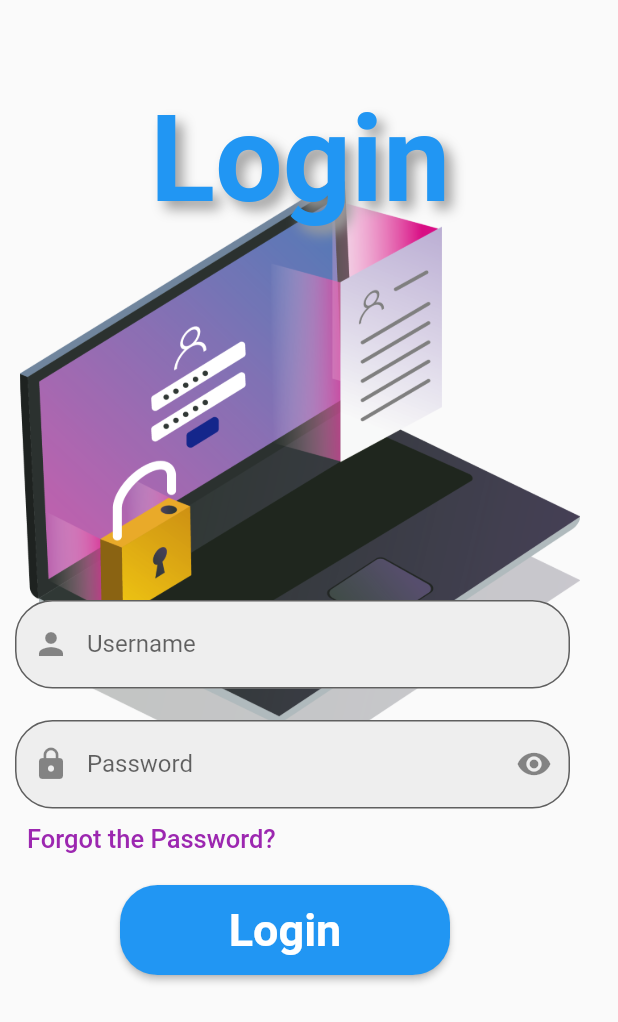
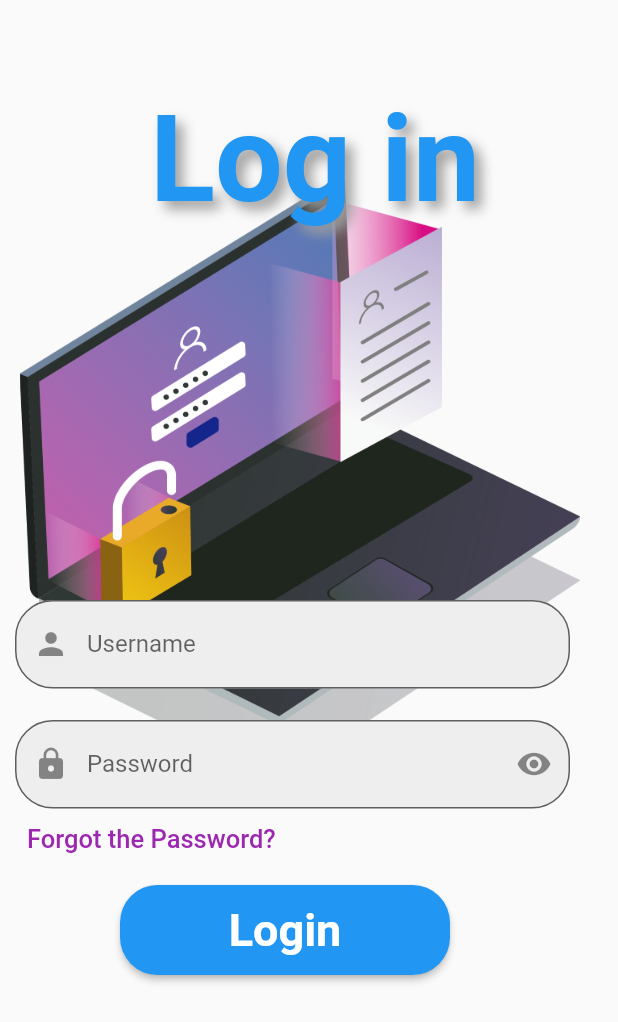
Before and after one commit to OshadaSamarasinghe/ar_furniture_app, a Flutter app: the Login screen opened directly, on a phone screen of 412 x 824 dp. Shown: the top 1022 px of the screen. Run offline on Flutter 3.47's test engine with Material 2 defaults, Android fonts, the light colour scheme and no system bars; our stand-ins replace animated_text_kit, curved_navigation_bar.

Commit message:
Login page edited

```diff
--- a/ar_e_commerce_app/lib/loginpage.dart
+++ b/ar_e_commerce_app/lib/loginpage.dart
@@ -31,7 +31,7 @@ class Login extends StatelessWidget {
                   width: 400,
                   height: 200,
                   child: Text(
-                    'Login',
+                    'Log in',
                     style: TextStyle(
                       fontSize: 80,
                       fontWeight: FontWeight.bold,
```
